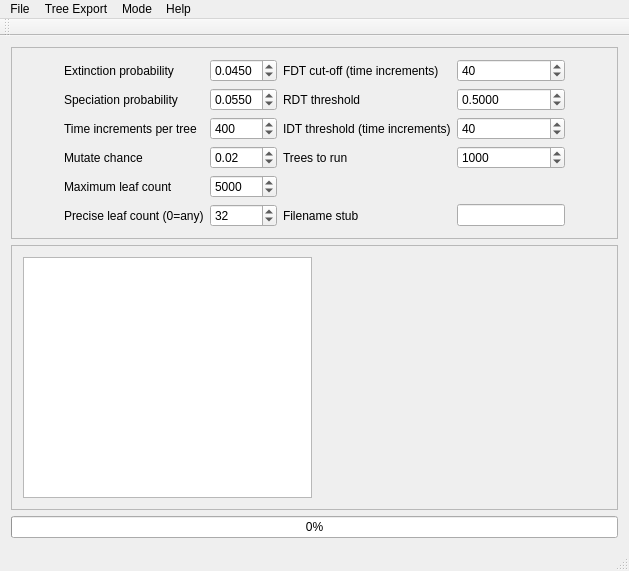
Before: the Qt Designer form mainwindow.ui in palaeoware/MBL2017, drawn with Qt 5.
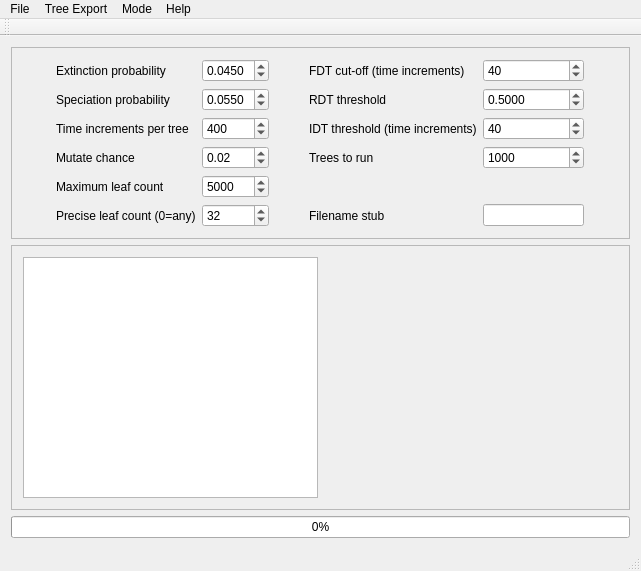
After: the same form once the commit is applied. Custom widgets are drawn as their Qt base class.

Commit message: Improved spacing when maximised for the tool options

The edit to the form file:
```diff
--- a/mainwindow.ui
+++ b/mainwindow.ui
@@ -6,7 +6,7 @@
    <rect>
     <x>0</x>
     <y>0</y>
-    <width>629</width>
+    <width>641</width>
     <height>571</height>
    </rect>
   </property>
@@ -269,6 +269,19 @@
          </property>
         </spacer>
        </item>
+       <item row="4" column="4">
+        <spacer name="horizontalSpacer_3">
+         <property name="orientation">
+          <enum>Qt::Horizontal</enum>
+         </property>
+         <property name="sizeHint" stdset="0">
+          <size>
+           <width>40</width>
+           <height>20</height>
+          </size>
+         </property>
+        </spacer>
+       </item>
       </layout>
      </widget>
     </item>
@@ -318,7 +331,7 @@
     <rect>
      <x>0</x>
      <y>0</y>
-     <width>629</width>
+     <width>641</width>
      <height>22</height>
     </rect>
    </property>
```
